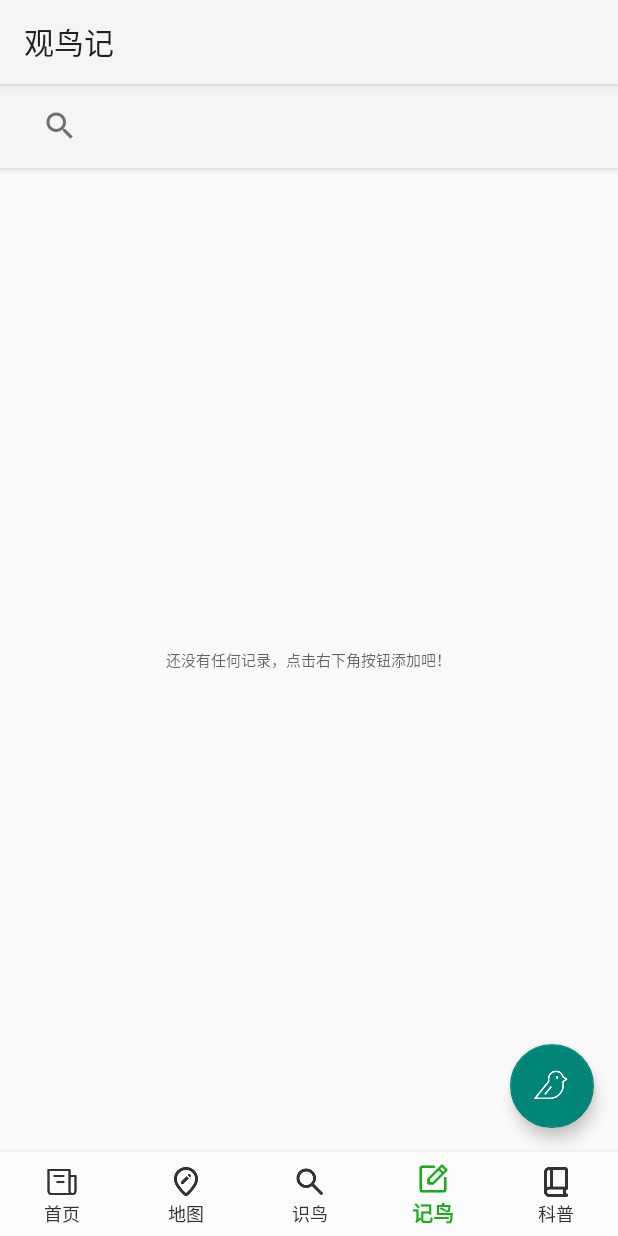
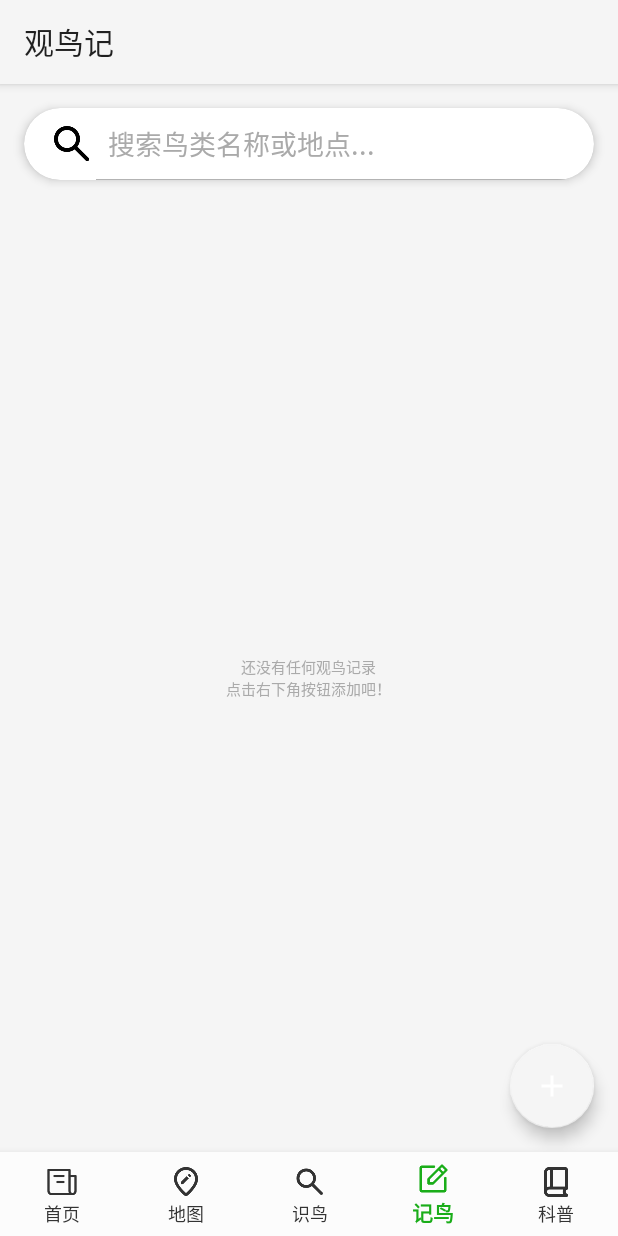
Before and after one commit to rainkaze/bird-watcher, an Android app: the screen it shows after launch (MainActivity), item 4 of the bottom bar chosen, on a phone screen of 412 x 824 dp. Run offline under Robolectric (Android 15) with nearby library versions, the phone set to English and light mode, and no system bars; libraries missing offline, so code that uses them is left out: com.baidu.location, com.baidu.mapapi; pictures from the network do not load; 2 statements that could not run were skipped.

Commit message:
💄 记鸟模块：优化了UI界面

```diff
--- a/app/src/main/AndroidManifest.xml
+++ b/app/src/main/AndroidManifest.xml
@@ -77,7 +77,7 @@
         <activity
             android:name=".activity.AddEditRecordActivity"
             android:label="记录详情"
-            android:parentActivityName=".activity.MainActivity" android:windowSoftInputMode="adjustResize">
+            android:parentActivityName=".activity.MainActivity" android:windowSoftInputMode="adjustPan">
             <meta-data
             android:name="android.support.PARENT_ACTIVITY"
             android:value=".activity.MainActivity" />
--- a/app/src/main/java/com/rainkaze/birdwatcher/fragment/RecordFragment.java
+++ b/app/src/main/java/com/rainkaze/birdwatcher/fragment/RecordFragment.java
@@ -1,30 +1,27 @@
 package com.rainkaze.birdwatcher.fragment;
 
 import android.app.Activity;
-import android.content.DialogInterface;
 import android.content.Intent;
 import android.os.Bundle;
+import android.util.Log;
+import android.view.Gravity;
+import android.view.LayoutInflater;
+import android.view.View;
+import android.view.ViewGroup;
+import android.widget.EditText;
+import android.widget.PopupMenu;
+import android.widget.TextView;
+import android.widget.Toast;
+
 import androidx.activity.result.ActivityResultLauncher;
 import androidx.activity.result.contract.ActivityResultContracts;
 import androidx.annotation.NonNull;
 import androidx.annotation.Nullable;
 import androidx.appcompat.app.AlertDialog;
 import androidx.appcompat.widget.SearchView;
-import androidx.appcompat.widget.Toolbar; // 如果使用了 Toolbar
 import androidx.fragment.app.Fragment;
 import androidx.recyclerview.widget.LinearLayoutManager;
 import androidx.recyclerview.widget.RecyclerView;
-
-import android.util.Log;
-import android.view.LayoutInflater;
-import android.view.Menu;
-import android.view.MenuInflater;
-import android.view.MenuItem;
-import android.view.View;
-import android.view.ViewGroup;
-import android.widget.PopupMenu;
-import android.widget.TextView;
-import android.widget.Toast;
 
 import com.google.android.material.floatingactionbutton.FloatingActionButton;
 import com.rainkaze.birdwatcher.R;
@@ -42,11 +39,10 @@ public class RecordFragment extends Fragment implements RecordAdapter.OnItemClic
 
     private RecyclerView rvRecords;
     private RecordAdapter recordAdapter;
-    private List<BirdRecord> recordList = new ArrayList<>(); // 当前显示在列表中的数据
+    private List<BirdRecord> recordList = new ArrayList<>();
     private TextView tvEmptyRecords;
     private FloatingActionButton fabAddRecord;
     private SearchView searchViewRecords;
-    private Toolbar toolbarRecord; // 如果你添加了Toolbar
 
     private BirdRecordDao birdRecordDao;
 
@@ -56,15 +52,13 @@ public class RecordFragment extends Fragment implements RecordAdapter.OnItemClic
     public void onCreate(@Nullable Bundle savedInstanceState) {
         super.onCreate(savedInstanceState);
         birdRecordDao = new BirdRecordDao(requireContext());
-        setHasOptionsMenu(true); // 告诉 Fragment 它想要参与选项菜单的处理 (如果搜索在Toolbar菜单中)
 
         addEditRecordLauncher = registerForActivityResult(
                 new ActivityResultContracts.StartActivityForResult(),
                 result -> {
                     if (result.getResultCode() == Activity.RESULT_OK) {
-                        // 记录已成功添加或编辑
                         Log.d(TAG, "Returned from AddEditRecordActivity with RESULT_OK");
-                        loadRecordsFromDb(); // 重新从数据库加载数据
+                        loadRecordsFromDb();
                         Toast.makeText(getContext(), "记录已更新", Toast.LENGTH_SHORT).show();
                     } else {
                         Log.d(TAG, "Returned from AddEditRecordActivity with code: " + result.getResultCode());
@@ -77,22 +71,16 @@ public class RecordFragment extends Fragment implements RecordAdapter.OnItemClic
                              Bundle savedInstanceState) {
         View view = inflater.inflate(R.layout.fragment_record, container, false);
 
-        toolbarRecord = view.findViewById(R.id.toolbar_record);
-        // 如果你的 MainActivity 已经有 Toolbar，并且你希望 Fragment 控制自己的 Toolbar，
-        // 你可能需要 ((AppCompatActivity)getActivity()).setSupportActionBar(toolbarRecord);
-        // 但通常 Fragment 内的 Toolbar 是作为 AppBarLayout 的一部分。
-
         rvRecords = view.findViewById(R.id.rv_records);
         tvEmptyRecords = view.findViewById(R.id.tv_empty_records);
         fabAddRecord = view.findViewById(R.id.fab_add_record);
-        searchViewRecords = view.findViewById(R.id.search_view_records); // 从 Toolbar 中获取
+        searchViewRecords = view.findViewById(R.id.search_view_records);
 
         setupRecyclerView();
         setupSearchView();
 
         fabAddRecord.setOnClickListener(v -> {
             Intent intent = new Intent(getActivity(), AddEditRecordActivity.class);
-            // 不需要传递 EXTRA_RECORD_ID 表示是新增
             addEditRecordLauncher.launch(intent);
         });
 
@@ -102,7 +90,7 @@ public class RecordFragment extends Fragment implements RecordAdapter.OnItemClic
     @Override
     public void onViewCreated(@NonNull View view, @Nullable Bundle savedInstanceState) {
         super.onViewCreated(view, savedInstanceState);
-        loadRecordsFromDb(); // 在视图创建后加载数据
+        loadRecordsFromDb();
     }
 
     private void setupRecyclerView() {
@@ -112,28 +100,47 @@ public class RecordFragment extends Fragment implements RecordAdapter.OnItemClic
     }
 
     private void setupSearchView() {
+        // --- 核心修正代码：让提示文本垂直居中 ---
+        try {
+            // 获取 SearchView 内部的 EditText
+            EditText searchEditText = searchViewRecords.findViewById(androidx.appcompat.R.id.search_src_text);
+            if (searchEditText != null) {
+                // 设置其 Gravity 为垂直居中
+                searchEditText.setGravity(Gravity.CENTER_VERTICAL);
+                // 将其高度设置为充满父布局(CardView)，确保居中有效
+                searchEditText.getLayoutParams().height = ViewGroup.LayoutParams.MATCH_PARENT;
+            }
+        } catch (Exception e) {
+            Log.e(TAG, "Could not find and configure search_src_text in SearchView", e);
+        }
+        // --- 修正代码结束 ---
+
         searchViewRecords.setOnQueryTextListener(new SearchView.OnQueryTextListener() {
             @Override
             public boolean onQueryTextSubmit(String query) {
-                // 用户提交搜索时（例如按下回车或搜索按钮）
                 performSearch(query);
-                searchViewRecords.clearFocus(); // 收起键盘
+                searchViewRecords.clearFocus();
                 return true;
             }
 
             @Override
             public boolean onQueryTextChange(String newText) {
-                // 用户输入文本时实时搜索
                 performSearch(newText);
                 return true;
             }
         });
 
-        // 当关闭搜索视图时，重新加载所有记录
-        searchViewRecords.setOnCloseListener(() -> {
-            loadRecordsFromDb();
-            return false; // 返回 false 表示 SearchView 可以正常关闭
-        });
+        View closeButton = searchViewRecords.findViewById(androidx.appcompat.R.id.search_close_btn);
+        if (closeButton != null) {
+            closeButton.setOnClickListener(v -> {
+                if (searchViewRecords.getQuery().length() > 0) {
+                    searchViewRecords.setQuery("", false);
+                } else {
+                    searchViewRecords.clearFocus();
+                }
+                loadRecordsFromDb();
+            });
+        }
     }
 
     private void performSearch(String query) {
@@ -145,10 +152,9 @@ public class RecordFragment extends Fragment implements RecordAdapter.OnItemClic
         if (searchResults != null) {
             recordList.addAll(searchResults);
         }
-        recordAdapter.setRecords(recordList); // 使用 adapter 的方法更新数据
-        updateEmptyViewVisibility(); // 更新空状态视图的可见性
+        recordAdapter.setRecords(recordList);
+        updateEmptyViewVisibility();
     }
-
 
     private void loadRecordsFromDb() {
         Log.d(TAG, "Loading records from DB...");
@@ -160,22 +166,28 @@ public class RecordFragment extends Fragment implements RecordAdapter.OnItemClic
         if (allRecords != null) {
             recordList.addAll(allRecords);
         }
-        recordAdapter.setRecords(recordList); // 更新适配器数据
+        recordAdapter.setRecords(recordList);
         updateEmptyViewVisibility();
         Log.d(TAG, "Loaded " + recordList.size() + " records into adapter.");
     }
 
     private void updateEmptyViewVisibility() {
-        if (recordList.isEmpty()) {
+        if (recordList.isEmpty() && searchViewRecords.getQuery().toString().isEmpty()) {
             rvRecords.setVisibility(View.GONE);
             tvEmptyRecords.setVisibility(View.VISIBLE);
+            tvEmptyRecords.setText("还没有任何观鸟记录\n点击右下角按钮添加吧！");
+        } else if (recordList.isEmpty()){
+            rvRecords.setVisibility(View.GONE);
+            tvEmptyRecords.setVisibility(View.VISIBLE);
+            tvEmptyRecords.setText("没有找到相关记录");
         } else {
             rvRecords.setVisibility(View.VISIBLE);
             tvEmptyRecords.setVisibility(View.GONE);
         }
     }
 
-    // RecordAdapter.OnItemClickListener 实现
+    // ... onItemClick, onItemLongClick 等其他方法保持不变 ...
+
     @Override
     public void onItemClick(BirdRecord record) {
         Log.d(TAG, "Clicked record: " + record.getTitle() + " (ID: " + record.getId() + ")");
@@ -187,12 +199,12 @@ public class RecordFragment extends Fragment implements RecordAdapter.OnItemClic
     @Override
     public void onItemLongClick(BirdRecord record, View anchorView) {
         Log.d(TAG, "Long-clicked record: " + record.getTitle() + " (ID: " + record.getId() + ")");
-        PopupMenu popup = new PopupMenu(requireContext(), anchorView); // 使用 anchorView
+        PopupMenu popup = new PopupMenu(requireContext(), anchorView);
         popup.getMenuInflater().inflate(R.menu.menu_record_item_context, popup.getMenu());
         popup.setOnMenuItemClickListener(item -> {
             int itemId = item.getItemId();
             if (itemId == R.id.action_edit_record_item) {
-                onItemClick(record); // 复用点击逻辑跳转到编辑
+                onItemClick(record);
                 return true;
             } else if (itemId == R.id.action_delete_record_item) {
                 showDeleteConfirmationDialog(record);
@@ -209,7 +221,7 @@ public class RecordFragment extends Fragment implements RecordAdapter.OnItemClic
                 .setMessage("确定要删除 \"" + record.getTitle() + "\" 这条记录吗？此操作无法撤销。")
                 .setPositiveButton("删除", (dialog, which) -> deleteRecordFromDb(record))
                 .setNegativeButton("取消", null)
-                .setIcon(android.R.drawable.ic_dialog_alert) // 可选：添加警告图标
+                .setIcon(android.R.drawable.ic_dialog_alert)
                 .show();
     }
 
@@ -220,7 +232,7 @@ public class RecordFragment extends Fragment implements RecordAdapter.OnItemClic
 
         if (success) {
             Log.d(TAG, "Record deleted successfully from DB: ID " + record.getId());
-            recordAdapter.removeRecord(record.getId()); // 从适配器中移除
+            recordAdapter.removeRecord(record.getId());
             updateEmptyViewVisibility();
             Toast.makeText(getContext(), "\"" + record.getTitle() + "\" 已删除", Toast.LENGTH_SHORT).show();
         } else {
@@ -228,38 +240,4 @@ public class RecordFragment extends Fragment implements RecordAdapter.OnItemClic
             Toast.makeText(getContext(), "删除失败", Toast.LENGTH_SHORT).show();
         }
     }
-
-    @Override
-    public void onResume() {
-        super.onResume();
-        // 当 Fragment 重新可见时，可以考虑刷新列表，以防数据在其他地方被修改
-        // 但由于有 ActivityResultLauncher，通常在返回时已经刷新了
-        // 如果搜索框是激活状态并且内容为空，可能需要重新加载所有数据
-        if (searchViewRecords != null && searchViewRecords.getQuery().length() == 0 && !searchViewRecords.isIconified()) {
-            // loadRecordsFromDb(); // 如果之前是搜索结果为空，返回时应显示所有
-        } else if (searchViewRecords != null && searchViewRecords.getQuery().length() > 0) {
-            // 如果有搜索词，则保持搜索结果
-            performSearch(searchViewRecords.getQuery().toString());
-        } else {
-            // 默认情况，重新加载 (或依赖 AddEdit返回时的刷新)
-            loadRecordsFromDb();
-        }
-    }
-
-    @Override
-    public void onDestroyView() {
-        super.onDestroyView();
-        // 清理资源，例如关闭数据库连接（如果 DAO 在 Fragment 生命周期内管理）
-        // birdRecordDao.close(); // 通常 DAO 的 open/close 在每个方法调用前后进行
-    }
-
-    // --- 处理 Toolbar 菜单 (如果需要，例如将 SearchView 放入菜单项) ---
-    // @Override
-    // public void onCreateOptionsMenu(@NonNull Menu menu, @NonNull MenuInflater inflater) {
-    //     inflater.inflate(R.menu.menu_record_fragment, menu); // 创建 menu_record_fragment.xml
-    //     MenuItem searchItem = menu.findItem(R.id.action_search_records);
-    //     searchViewRecords = (SearchView) searchItem.getActionView();
-    //     setupSearchView(); // 在这里设置监听器
-    //     super.onCreateOptionsMenu(menu, inflater);
-    // }
 }
--- /dev/null
+++ b/app/src/main/res/drawable/ic_add_fab.xml
@@ -0,0 +1,9 @@
+<vector xmlns:android="http://schemas.android.com/apk/res/android"
+    android:width="24dp"
+    android:height="24dp"
+    android:viewportWidth="24"
+    android:viewportHeight="24">
+    <path
+        android:fillColor="@android:color/white"
+        android:pathData="M19,13h-6v6h-2v-6H5v-2h6V5h2v6h6v2z"/>
+</vector>
--- a/app/src/main/res/layout/fragment_record.xml
+++ b/app/src/main/res/layout/fragment_record.xml
@@ -4,31 +4,37 @@
     xmlns:tools="http://schemas.android.com/tools"
     android:layout_width="match_parent"
     android:layout_height="match_parent"
-    android:fitsSystemWindows="true"
+
+    android:background="#F5F5F5"
     tools:context=".fragment.RecordFragment">
 
     <com.google.android.material.appbar.AppBarLayout
         android:id="@+id/appbar_record"
         android:layout_width="match_parent"
         android:layout_height="wrap_content"
-        android:theme="@style/ThemeOverlay.AppCompat.Dark.ActionBar">
+        android:background="?attr/colorPrimary"
+        app:elevation="0dp">
 
-        <androidx.appcompat.widget.Toolbar
-            android:id="@+id/toolbar_record"
+        <androidx.cardview.widget.CardView
             android:layout_width="match_parent"
-            android:layout_height="?attr/actionBarSize"
-            android:background="?attr/colorPrimary"
-            app:title="我的观鸟记录"
-            app:popupTheme="@style/ThemeOverlay.AppCompat.Light">
+            android:layout_height="48dp"
+            android:layout_margin="16dp"
+            app:cardCornerRadius="24dp"
+            app:cardElevation="4dp"
+            app:cardBackgroundColor="@android:color/white">
 
             <androidx.appcompat.widget.SearchView
                 android:id="@+id/search_view_records"
                 android:layout_width="match_parent"
-                android:layout_height="wrap_content"
-                android:iconifiedByDefault="true"
-                app:queryHint="搜索记录..."
-                android:theme="@style/ThemeOverlay.AppCompat.Light" />
-        </androidx.appcompat.widget.Toolbar>
+                android:layout_height="match_parent"
+                android:theme="@style/AppSearchViewStyle"
+                app:closeIcon="@drawable/ic_close"
+                app:iconifiedByDefault="false"
+                app:queryHint="搜索鸟类名称或地点..."
+                app:searchIcon="@drawable/ic_search" />
+
+        </androidx.cardview.widget.CardView>
+
     </com.google.android.material.appbar.AppBarLayout>
 
     <RelativeLayout
@@ -40,9 +46,9 @@
             android:id="@+id/rv_records"
             android:layout_width="match_parent"
             android:layout_height="match_parent"
+            android:clipToPadding="false"
             android:paddingTop="8dp"
-            android:paddingBottom="8dp"
-            android:clipToPadding="false"
+            android:paddingBottom="80dp"
             app:layoutManager="androidx.recyclerview.widget.LinearLayoutManager"
             tools:listitem="@layout/item_record" />
 
@@ -50,14 +56,13 @@
             android:id="@+id/tv_empty_records"
             android:layout_width="wrap_content"
             android:layout_height="wrap_content"
-            android:text="还没有任何记录，点击右下角按钮添加吧！"
+            android:layout_centerInParent="true"
+            android:gravity="center"
+            android:text="还没有任何观鸟记录\n点击右下角按钮添加吧！"
             android:textAppearance="?attr/textAppearanceBodyLarge"
-            android:textColor="?android:attr/textColorSecondary"
+            android:textColor="@android:color/darker_gray"
             android:visibility="gone"
-            android:layout_centerInParent="true"
-            android:padding="16dp"
-            android:gravity="center"
-            tools:visibility="visible"/>
+            tools:visibility="visible" />
     </RelativeLayout>
 
     <com.google.android.material.floatingactionbutton.FloatingActionButton
@@ -66,7 +71,12 @@
         android:layout_height="wrap_content"
         android:layout_gravity="bottom|end"
         android:layout_margin="16dp"
-        app:srcCompat="@drawable/ic_bird"
-        android:contentDescription="添加记录"
-        app:tint="@android:color/white"/>
+        android:contentDescription="添加新的观鸟记录"
+        app:backgroundTint="?attr/colorPrimary"
+        app:elevation="6dp"
+        app:fabSize="normal"
+        app:pressedTranslationZ="12dp"
+        app:srcCompat="@drawable/ic_add_fab"
+        app:tint="@android:color/white" />
+
 </androidx.coordinatorlayout.widget.CoordinatorLayout>
--- a/app/src/main/res/values/styles.xml
+++ b/app/src/main/res/values/styles.xml
@@ -10,4 +10,10 @@
         <item name="android:background">?android:attr/selectableItemBackground</item>
         <item name="android:padding">12dp</item>
     </style>
+
+    <style name="AppSearchViewStyle" parent="Widget.AppCompat.SearchView">
+        <item name="android:textColorPrimary">@android:color/black</item>
+        <item name="android:textColorHint">@android:color/darker_gray</item>
+        <item name="android:textCursorDrawable">@null</item>
+    </style>
 </resources>
```
Also changed, not shown: app/src/main/res/drawable/ic_search.png (added).
